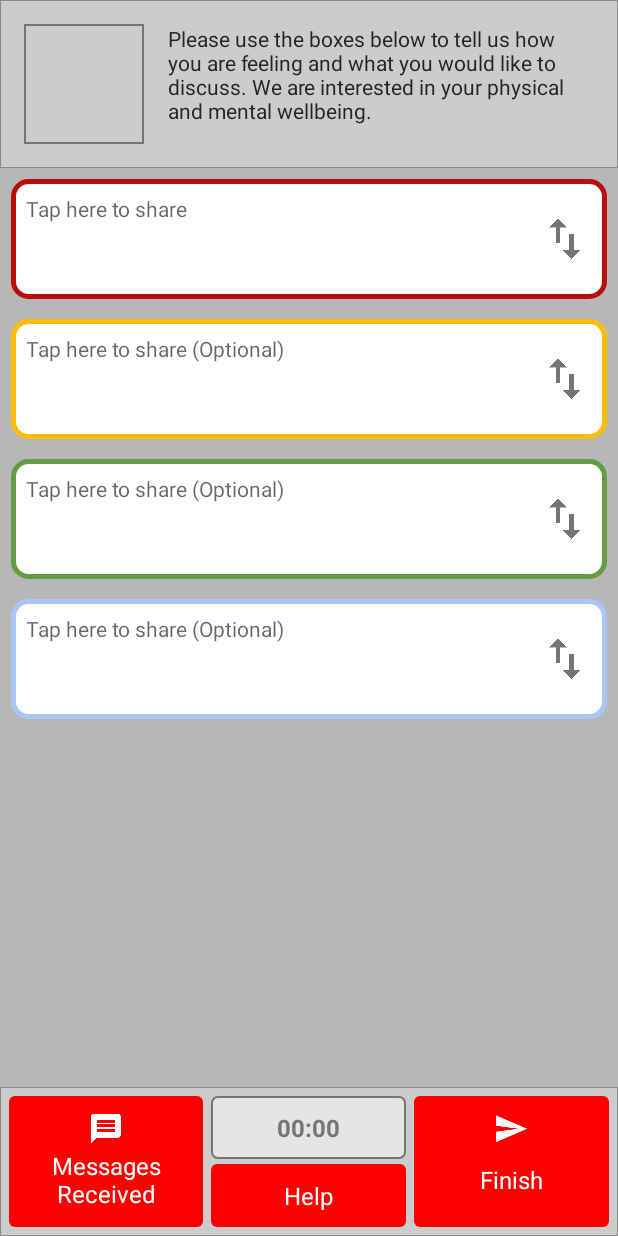
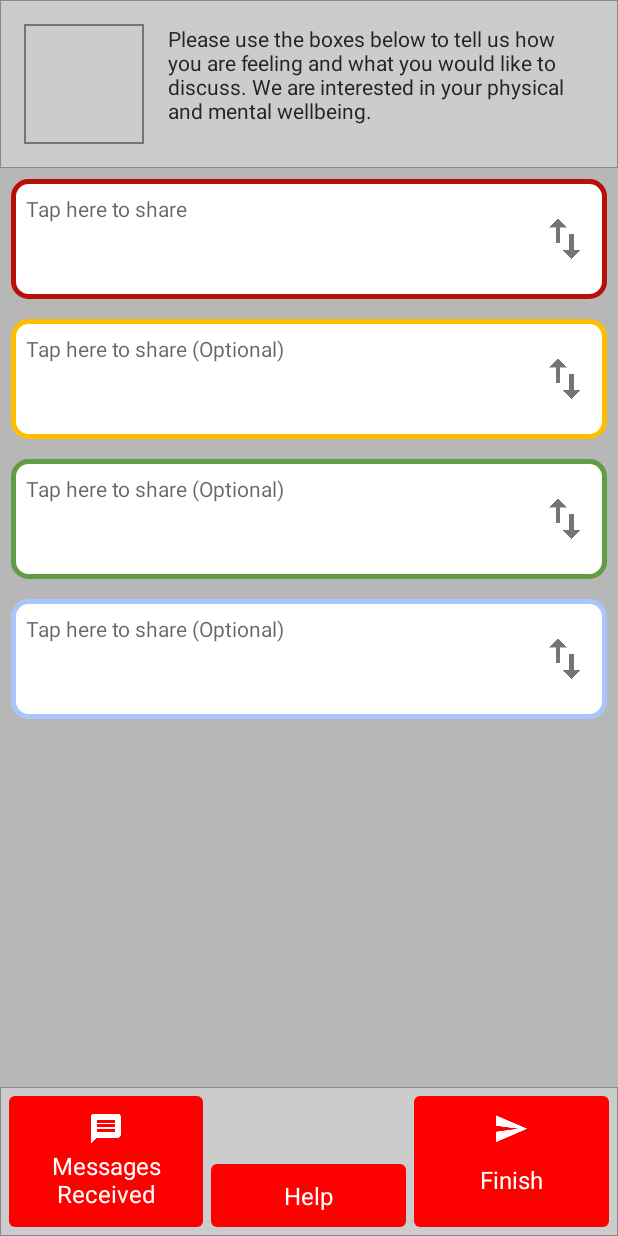
Before and after one commit to Vibeosys/GP-Mate-Frontend, an Android app: the SessionActivity screen opened directly, with no data from a screen before it, on a phone screen of 412 x 824 dp. Run offline under Robolectric (Android 15) with nearby library versions, the phone set to English and light mode, and no system bars; our stand-ins replace ButterKnife, Picasso; libraries missing offline, so code that uses them is left out: com.google.android.gms; pictures from the network do not load; 7 statements that could not run were skipped.

```diff
--- a/ine-rp-consultpalandroid-02e3b4aa3a8a/app/src/main/java/com/consultpal/android/views/SessionActivity.java
+++ b/ine-rp-consultpalandroid-02e3b4aa3a8a/app/src/main/java/com/consultpal/android/views/SessionActivity.java
@@ -111,7 +111,12 @@ public class SessionActivity extends AppCompatActivity implements OnStartDragLis
 
         setTopLayout();
 
-
+        boolean isTablet = getResources().getBoolean(R.bool.is_tab);
+        if (isTablet) {
+            countdownTV.setVisibility(View.VISIBLE);
+        } else {
+            countdownTV.setVisibility(View.INVISIBLE);
+        }
         symptomsRV.setHasFixedSize(true);
         symptomsRV.setLayoutManager(new LinearLayoutManager(this));
         symptomsRV.addItemDecoration(new SymptomListDividerDecorator(20));
--- a/ine-rp-consultpalandroid-02e3b4aa3a8a/app/src/main/res/values-sw600dp-port/dimens.xml
+++ b/ine-rp-consultpalandroid-02e3b4aa3a8a/app/src/main/res/values-sw600dp-port/dimens.xml
@@ -24,4 +24,5 @@
 
     <dimen name="finish_screen_text_size">20sp</dimen>
     <dimen name="spinner_text_size">22sp</dimen>
+    <bool name="is_tab">true</bool>
 </resources>
--- a/ine-rp-consultpalandroid-02e3b4aa3a8a/app/src/main/res/values-sw600dp/dimens.xml
+++ b/ine-rp-consultpalandroid-02e3b4aa3a8a/app/src/main/res/values-sw600dp/dimens.xml
@@ -24,4 +24,5 @@
 
     <dimen name="finish_screen_text_size">19sp</dimen>
     <dimen name="spinner_text_size">21sp</dimen>
+    <bool name="is_tab">true</bool>
 </resources>
--- a/ine-rp-consultpalandroid-02e3b4aa3a8a/app/src/main/res/values-sw720dp-port/dimens.xml
+++ b/ine-rp-consultpalandroid-02e3b4aa3a8a/app/src/main/res/values-sw720dp-port/dimens.xml
@@ -24,4 +24,5 @@
 
     <dimen name="finish_screen_text_size">28sp</dimen>
     <dimen name="spinner_text_size">30sp</dimen>
+    <bool name="is_tab">true</bool>
 </resources>
--- a/ine-rp-consultpalandroid-02e3b4aa3a8a/app/src/main/res/values-sw720dp/dimens.xml
+++ b/ine-rp-consultpalandroid-02e3b4aa3a8a/app/src/main/res/values-sw720dp/dimens.xml
@@ -23,4 +23,5 @@
 
     <dimen name="finish_screen_text_size">24sp</dimen>
     <dimen name="spinner_text_size">26sp</dimen>
+    <bool name="is_tab">true</bool>
 </resources>
--- a/ine-rp-consultpalandroid-02e3b4aa3a8a/app/src/main/res/values/dimens.xml
+++ b/ine-rp-consultpalandroid-02e3b4aa3a8a/app/src/main/res/values/dimens.xml
@@ -23,4 +23,5 @@
 
     <dimen name="finish_screen_text_size">14sp</dimen>
     <dimen name="spinner_text_size">16sp</dimen>
+    <bool name="is_tab">false</bool>
 </resources>
```
